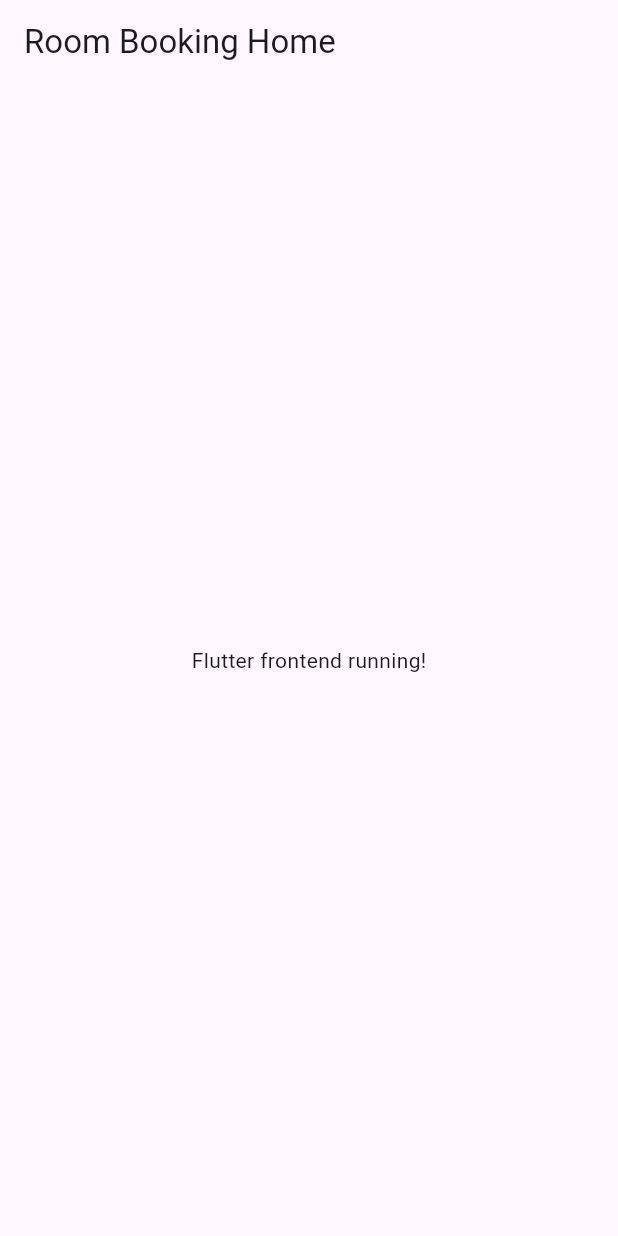
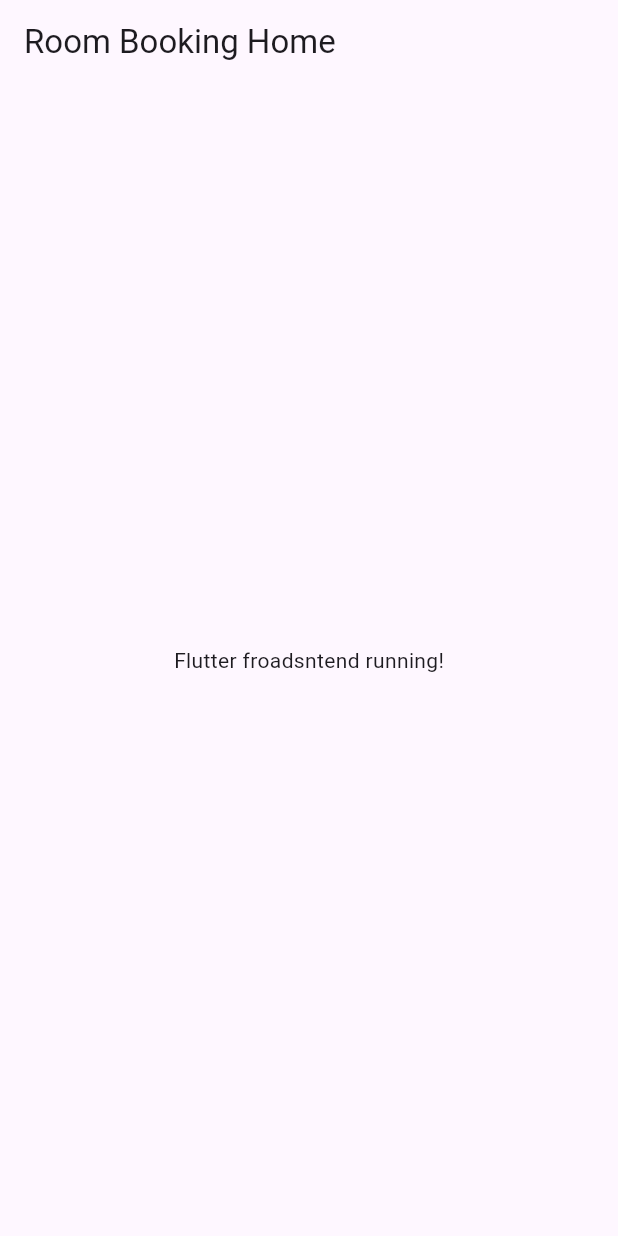
Before and after one commit to dorsta123/DMS-Room-Booking, a Flutter app: the screen it shows after launch, on a phone screen of 412 x 824 dp. Run offline on Flutter 3.47's test engine with Material 3 defaults, Android fonts, the phone set to English and light mode, and no system bars.

Commit message:
checking only

```diff
--- a/frontend/lib/main.dart
+++ b/frontend/lib/main.dart
@@ -16,7 +16,7 @@ class MyApp extends StatelessWidget {
           title: const Text('Room Booking Home'),
         ),
         body: const Center(
-          child: Text('Flutter frontend running!'),
+          child: Text('Flutter froadsntend running!'),
         ),
       ),
     );
```
